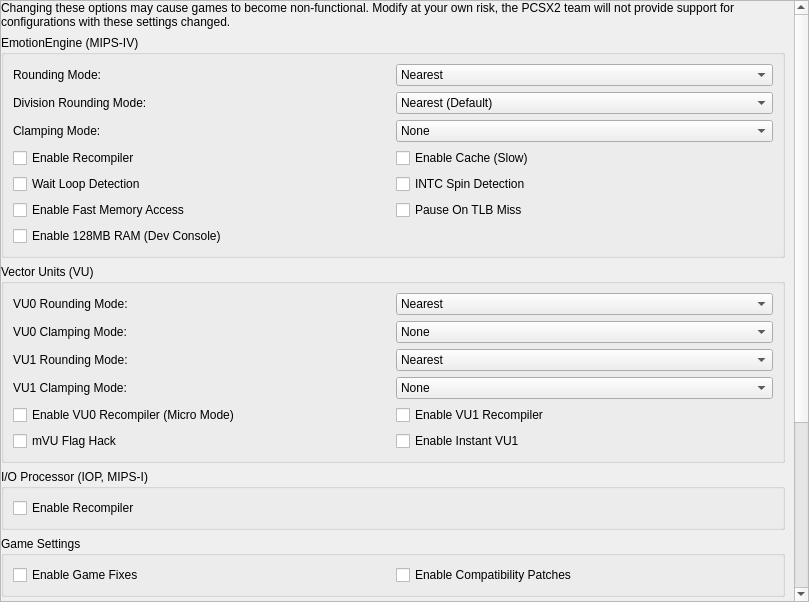
This is pcsx2-qt/Settings/AdvancedSettingsWidget.ui in PCSX2/pcsx2 as Qt 5 draws it before an edit. The edited form follows.
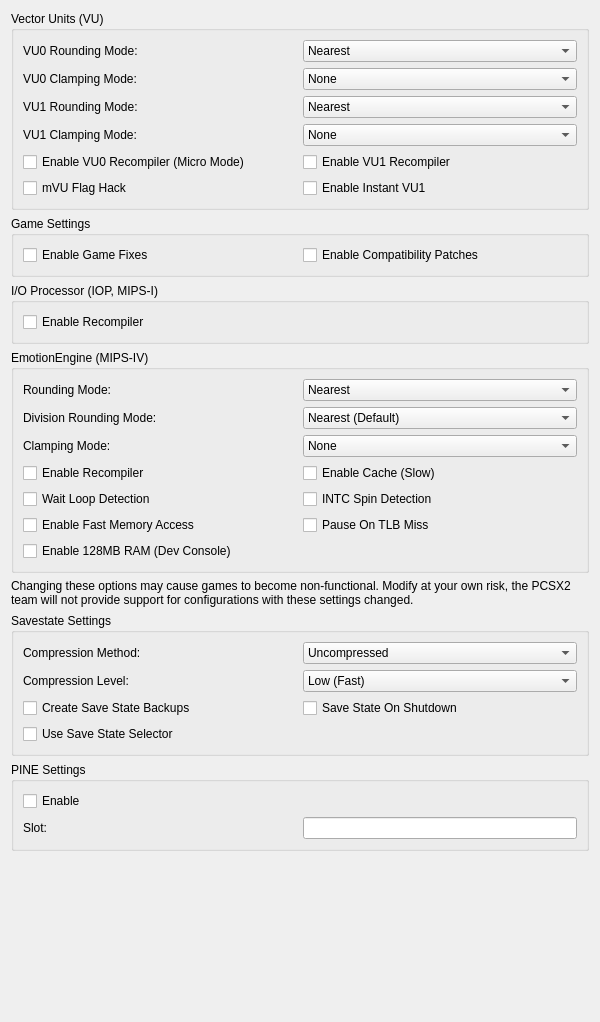
This is the edited form.

Commit message: Qt: Refactor the remaining settings widgets

What changed in the file:
```diff
--- a/pcsx2-qt/Settings/AdvancedSettingsWidget.ui
+++ b/pcsx2-qt/Settings/AdvancedSettingsWidget.ui
@@ -6,212 +6,11 @@
    <rect>
     <x>0</x>
     <y>0</y>
-    <width>809</width>
-    <height>602</height>
+    <width>600</width>
+    <height>1022</height>
    </rect>
   </property>
-  <layout class="QVBoxLayout" name="verticalLayout_2">
-   <property name="leftMargin">
-    <number>0</number>
-   </property>
-   <property name="topMargin">
-    <number>0</number>
-   </property>
-   <property name="rightMargin">
-    <number>0</number>
-   </property>
-   <property name="bottomMargin">
-    <number>0</number>
-   </property>
-   <item>
-    <widget class="QScrollArea" name="scrollArea">
-     <property name="widgetResizable">
-      <bool>true</bool>
-     </property>
-     <widget class="QWidget" name="scrollAreaWidgetContents">
-      <property name="geometry">
-       <rect>
-        <x>0</x>
-        <y>-449</y>
-        <width>790</width>
-        <height>1051</height>
-       </rect>
-      </property>
-      <layout class="QVBoxLayout" name="verticalLayout">
-       <property name="leftMargin">
-        <number>0</number>
-       </property>
-       <property name="topMargin">
-        <number>0</number>
-       </property>
-       <property name="bottomMargin">
-        <number>0</number>
-       </property>
-       <item>
-        <widget class="QLabel" name="disclaimerLabel">
-         <property name="text">
-          <string>Changing these options may cause games to become non-functional. Modify at your own risk, the PCSX2 team will not provide support for configurations with these settings changed.</string>
-         </property>
-         <property name="wordWrap">
-          <bool>true</bool>
-         </property>
-        </widget>
-       </item>
-       <item>
-        <widget class="QGroupBox" name="eeSettings">
-         <property name="title">
-          <string extracomment="Emotion Engine = Commercial name of one of PS2's processors. Leave as-is unless there's an official name (like for Japanese).">EmotionEngine (MIPS-IV)</string>
-         </property>
-         <layout class="QGridLayout" name="gridLayout_7">
-          <item row="0" column="0">
-           <widget class="QLabel" name="eeRoundingLabel">
-            <property name="text">
-             <string extracomment="Rounding refers here to the mathematical term.">Rounding Mode:</string>
-            </property>
-           </widget>
-          </item>
-          <item row="0" column="1">
-           <widget class="QComboBox" name="eeRoundingMode">
-            <item>
-             <property name="text">
-              <string>Nearest</string>
-             </property>
-            </item>
-            <item>
-             <property name="text">
-              <string>Negative</string>
-             </property>
-            </item>
-            <item>
-             <property name="text">
-              <string>Positive</string>
-             </property>
-            </item>
-            <item>
-             <property name="text">
-              <string>Chop/Zero (Default)</string>
-             </property>
-            </item>
-           </widget>
-          </item>
-          <item row="1" column="0">
-           <widget class="QLabel" name="eeDivRoundingLabel">
-            <property name="text">
-             <string extracomment="Rounding refers here to the mathematical term.">Division Rounding Mode:</string>
-            </property>
-           </widget>
-          </item>
-          <item row="1" column="1">
-           <widget class="QComboBox" name="eeDivRoundingMode">
-            <item>
-             <property name="text">
-              <string>Nearest (Default)</string>
-             </property>
-            </item>
-            <item>
-             <property name="text">
-              <string>Negative</string>
-             </property>
-            </item>
-            <item>
-             <property name="text">
-              <string>Positive</string>
-             </property>
-            </item>
-            <item>
-             <property name="text">
-              <string>Chop/Zero</string>
-             </property>
-            </item>
-           </widget>
-          </item>
-          <item row="2" column="0">
-           <widget class="QLabel" name="eeClampLabel">
-            <property name="text">
-             <string extracomment="Clamping: Forcing out of bounds things in bounds by changing them to the closest possible value.  In this case, this refers to clamping large PS2 floating point values (which map to infinity or NaN in PCs' IEEE754 floats) to non-infinite ones.">Clamping Mode:</string>
-            </property>
-           </widget>
-          </item>
-          <item row="2" column="1">
-           <widget class="QComboBox" name="eeClampMode">
-            <item>
-             <property name="text">
-              <string comment="ClampMode">None</string>
-             </property>
-            </item>
-            <item>
-             <property name="text">
-              <string>Normal (Default)</string>
-             </property>
-            </item>
-            <item>
-             <property name="text">
-              <string extracomment="Sign: refers here to the mathematical meaning (plus/minus).">Extra + Preserve Sign</string>
-             </property>
-            </item>
-            <item>
-             <property name="text">
-              <string>Full</string>
-             </property>
-            </item>
-           </widget>
-          </item>
-          <item row="3" column="0" colspan="2">
-           <layout class="QGridLayout" name="eeSettingsMisc">
-            <item row="1" column="0">
-             <widget class="QCheckBox" name="eeWaitLoopDetection">
-              <property name="text">
-               <string>Wait Loop Detection</string>
-              </property>
-             </widget>
-            </item>
-            <item row="0" column="0">
-             <widget class="QCheckBox" name="eeRecompiler">
-              <property name="text">
-               <string>Enable Recompiler</string>
-              </property>
-             </widget>
-            </item>
-            <item row="2" column="0">
-             <widget class="QCheckBox" name="eeFastmem">
-              <property name="text">
-               <string>Enable Fast Memory Access</string>
-              </property>
-             </widget>
-            </item>
-            <item row="0" column="1">
-             <widget class="QCheckBox" name="eeCache">
-              <property name="text">
-               <string>Enable Cache (Slow)</string>
-              </property>
-             </widget>
-            </item>
-            <item row="1" column="1">
-             <widget class="QCheckBox" name="eeINTCSpinDetection">
-              <property name="text">
-               <string>INTC Spin Detection</string>
-              </property>
-             </widget>
-            </item>
-            <item row="2" column="1">
-             <widget class="QCheckBox" name="pauseOnTLBMiss">
-              <property name="text">
-               <string>Pause On TLB Miss</string>
-              </property>
-             </widget>
-            </item>
-            <item row="3" column="0">
-             <widget class="QCheckBox" name="extraMemory">
-              <property name="text">
-               <string>Enable 128MB RAM (Dev Console)</string>
-              </property>
-             </widget>
-            </item>
-           </layout>
-          </item>
-         </layout>
-        </widget>
-       </item>
+  <layout class="QVBoxLayout" name="_2">
        <item>
         <widget class="QGroupBox" name="vuSettings">
          <property name="title">
@@ -377,22 +176,6 @@
          </layout>
         </widget>
        </item>
-       <item>
-        <widget class="QGroupBox" name="iopSettings">
-         <property name="title">
-          <string>I/O Processor (IOP, MIPS-I)</string>
-         </property>
-         <layout class="QGridLayout" name="gridLayout_2">
-          <item row="0" column="0">
-           <widget class="QCheckBox" name="iopRecompiler">
-            <property name="text">
-             <string>Enable Recompiler</string>
-            </property>
-           </widget>
-          </item>
-         </layout>
-        </widget>
-       </item>
        <item>
         <widget class="QGroupBox" name="gameSettings">
          <property name="title">
@@ -416,6 +199,187 @@
          </layout>
         </widget>
        </item>
+   <item>
+    <widget class="QGroupBox" name="iopSettings">
+     <property name="title">
+      <string>I/O Processor (IOP, MIPS-I)</string>
+     </property>
+     <layout class="QGridLayout" name="gridLayout_2">
+      <item row="0" column="0">
+       <widget class="QCheckBox" name="iopRecompiler">
+        <property name="text">
+         <string>Enable Recompiler</string>
+        </property>
+       </widget>
+      </item>
+     </layout>
+    </widget>
+   </item>
+   <item>
+    <widget class="QGroupBox" name="eeSettings">
+     <property name="title">
+      <string extracomment="Emotion Engine = Commercial name of one of PS2's processors. Leave as-is unless there's an official name (like for Japanese).">EmotionEngine (MIPS-IV)</string>
+     </property>
+     <layout class="QGridLayout" name="gridLayout_7">
+      <item row="0" column="0">
+       <widget class="QLabel" name="eeRoundingLabel">
+        <property name="text">
+         <string extracomment="Rounding refers here to the mathematical term.">Rounding Mode:</string>
+        </property>
+       </widget>
+      </item>
+      <item row="0" column="1">
+       <widget class="QComboBox" name="eeRoundingMode">
+        <item>
+         <property name="text">
+          <string>Nearest</string>
+         </property>
+        </item>
+        <item>
+         <property name="text">
+          <string>Negative</string>
+         </property>
+        </item>
+        <item>
+         <property name="text">
+          <string>Positive</string>
+         </property>
+        </item>
+        <item>
+         <property name="text">
+          <string>Chop/Zero (Default)</string>
+         </property>
+        </item>
+       </widget>
+      </item>
+      <item row="1" column="0">
+       <widget class="QLabel" name="eeDivRoundingLabel">
+        <property name="text">
+         <string extracomment="Rounding refers here to the mathematical term.">Division Rounding Mode:</string>
+        </property>
+       </widget>
+      </item>
+      <item row="1" column="1">
+       <widget class="QComboBox" name="eeDivRoundingMode">
+        <item>
+         <property name="text">
+          <string>Nearest (Default)</string>
+         </property>
+        </item>
+        <item>
+         <property name="text">
+          <string>Negative</string>
+         </property>
+        </item>
+        <item>
+         <property name="text">
+          <string>Positive</string>
+         </property>
+        </item>
+        <item>
+         <property name="text">
+          <string>Chop/Zero</string>
+         </property>
+        </item>
+       </widget>
+      </item>
+      <item row="2" column="0">
+       <widget class="QLabel" name="eeClampLabel">
+        <property name="text">
+         <string extracomment="Clamping: Forcing out of bounds things in bounds by changing them to the closest possible value.  In this case, this refers to clamping large PS2 floating point values (which map to infinity or NaN in PCs' IEEE754 floats) to non-infinite ones.">Clamping Mode:</string>
+        </property>
+       </widget>
+      </item>
+      <item row="2" column="1">
+       <widget class="QComboBox" name="eeClampMode">
+        <item>
+         <property name="text">
+          <string comment="ClampMode">None</string>
+         </property>
+        </item>
+        <item>
+         <property name="text">
+          <string>Normal (Default)</string>
+         </property>
+        </item>
+        <item>
+         <property name="text">
+          <string extracomment="Sign: refers here to the mathematical meaning (plus/minus).">Extra + Preserve Sign</string>
+         </property>
+        </item>
+        <item>
+         <property name="text">
+          <string>Full</string>
+         </property>
+        </item>
+       </widget>
+      </item>
+      <item row="3" column="0" colspan="2">
+       <layout class="QGridLayout" name="eeSettingsMisc">
+        <item row="1" column="0">
+         <widget class="QCheckBox" name="eeWaitLoopDetection">
+          <property name="text">
+           <string>Wait Loop Detection</string>
+          </property>
+         </widget>
+        </item>
+        <item row="0" column="0">
+         <widget class="QCheckBox" name="eeRecompiler">
+          <property name="text">
+           <string>Enable Recompiler</string>
+          </property>
+         </widget>
+        </item>
+        <item row="2" column="0">
+         <widget class="QCheckBox" name="eeFastmem">
+          <property name="text">
+           <string>Enable Fast Memory Access</string>
+          </property>
+         </widget>
+        </item>
+        <item row="0" column="1">
+         <widget class="QCheckBox" name="eeCache">
+          <property name="text">
+           <string>Enable Cache (Slow)</string>
+          </property>
+         </widget>
+        </item>
+        <item row="1" column="1">
+         <widget class="QCheckBox" name="eeINTCSpinDetection">
+          <property name="text">
+           <string>INTC Spin Detection</string>
+          </property>
+         </widget>
+        </item>
+        <item row="2" column="1">
+         <widget class="QCheckBox" name="pauseOnTLBMiss">
+          <property name="text">
+           <string>Pause On TLB Miss</string>
+          </property>
+         </widget>
+        </item>
+        <item row="3" column="0">
+         <widget class="QCheckBox" name="extraMemory">
+          <property name="text">
+           <string>Enable 128MB RAM (Dev Console)</string>
+          </property>
+         </widget>
+        </item>
+       </layout>
+      </item>
+     </layout>
+    </widget>
+   </item>
+   <item>
+    <widget class="QLabel" name="disclaimerLabel">
+     <property name="text">
+      <string>Changing these options may cause games to become non-functional. Modify at your own risk, the PCSX2 team will not provide support for configurations with these settings changed.</string>
+     </property>
+     <property name="wordWrap">
+      <bool>true</bool>
+     </property>
+    </widget>
+   </item>
        <item>
         <widget class="QGroupBox" name="savestateSettings">
          <property name="title">
@@ -548,21 +512,17 @@
         </widget>
        </item>
        <item>
-        <spacer name="verticalSpacerBottom">
+    <spacer name="verticalSpacer">
          <property name="orientation">
           <enum>Qt::Orientation::Vertical</enum>
          </property>
          <property name="sizeHint" stdset="0">
           <size>
            <width>20</width>
-           <height>3</height>
+       <height>40</height>
           </size>
          </property>
         </spacer>
-       </item>
-      </layout>
-     </widget>
-    </widget>
    </item>
   </layout>
  </widget>
```
Left out of the diff: 2 changed lines with no effect on the pictures. Lines whose indentation alone changed are shown as unchanged. The commit also changes 37 other files.
